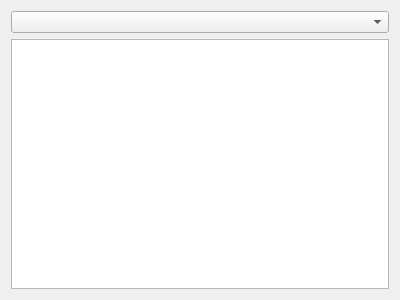
This is src/Editor/EditorCodeWidget.ui in RemotelyChaotic/JOIPEngine as Qt 5 draws it before an edit. The edited form follows.
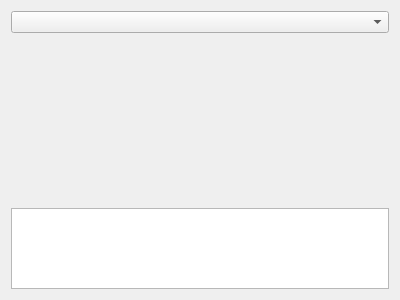
This is the edited form. Custom widgets are drawn as their Qt base class.

```diff
--- a/src/Editor/EditorCodeWidget.ui
+++ b/src/Editor/EditorCodeWidget.ui
@@ -14,12 +14,46 @@
    <string>Form</string>
   </property>
   <layout class="QGridLayout" name="gridLayout">
-   <item row="1" column="0">
-    <widget class="CScriptEditorWidget" name="pCodeEdit"/>
-   </item>
    <item row="0" column="0">
     <widget class="QComboBox" name="pSceneComboBox"/>
    </item>
+   <item row="2" column="0">
+    <widget class="CScriptEditorWidget" name="pCodeEdit">
+     <property name="sizePolicy">
+      <sizepolicy hsizetype="Expanding" vsizetype="Expanding">
+       <horstretch>0</horstretch>
+       <verstretch>1</verstretch>
+      </sizepolicy>
+     </property>
+    </widget>
+   </item>
+   <item row="1" column="0">
+    <widget class="QWidget" name="pSceneView" native="true">
+     <property name="sizePolicy">
+      <sizepolicy hsizetype="Preferred" vsizetype="Preferred">
+       <horstretch>0</horstretch>
+       <verstretch>2</verstretch>
+      </sizepolicy>
+     </property>
+     <layout class="QGridLayout" name="gridLayout_2">
+      <property name="leftMargin">
+       <number>0</number>
+      </property>
+      <property name="topMargin">
+       <number>0</number>
+      </property>
+      <property name="rightMargin">
+       <number>0</number>
+      </property>
+      <property name="bottomMargin">
+       <number>0</number>
+      </property>
+      <property name="spacing">
+       <number>0</number>
+      </property>
+     </layout>
+    </widget>
+   </item>
   </layout>
  </widget>
  <customwidgets>
```
